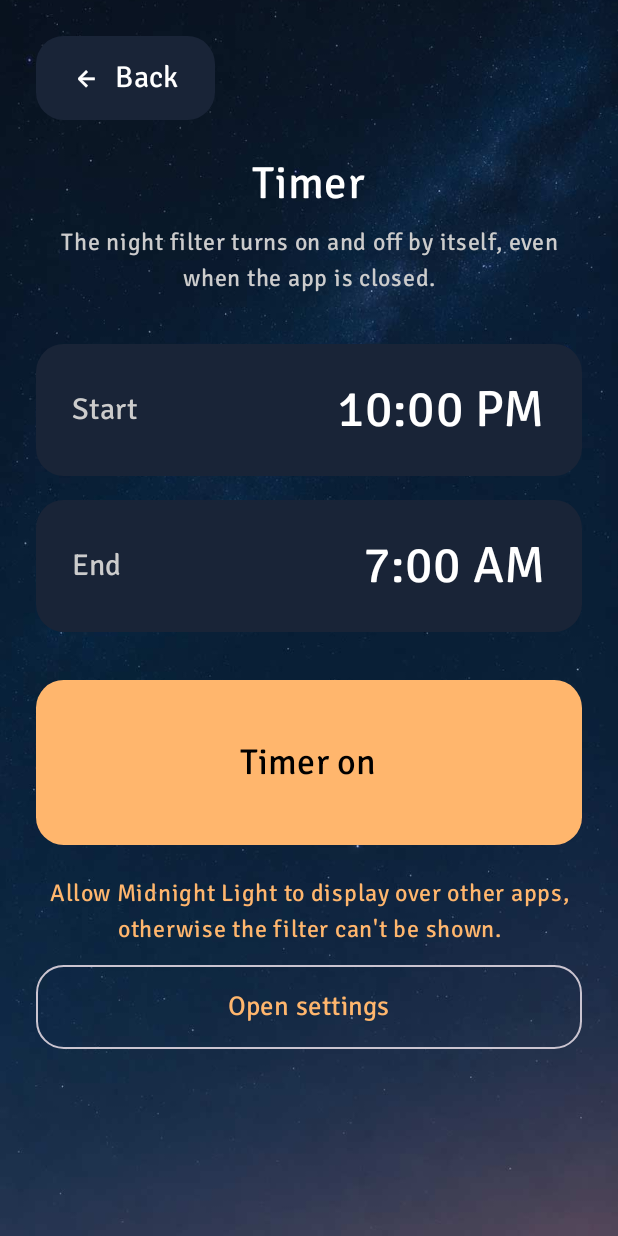
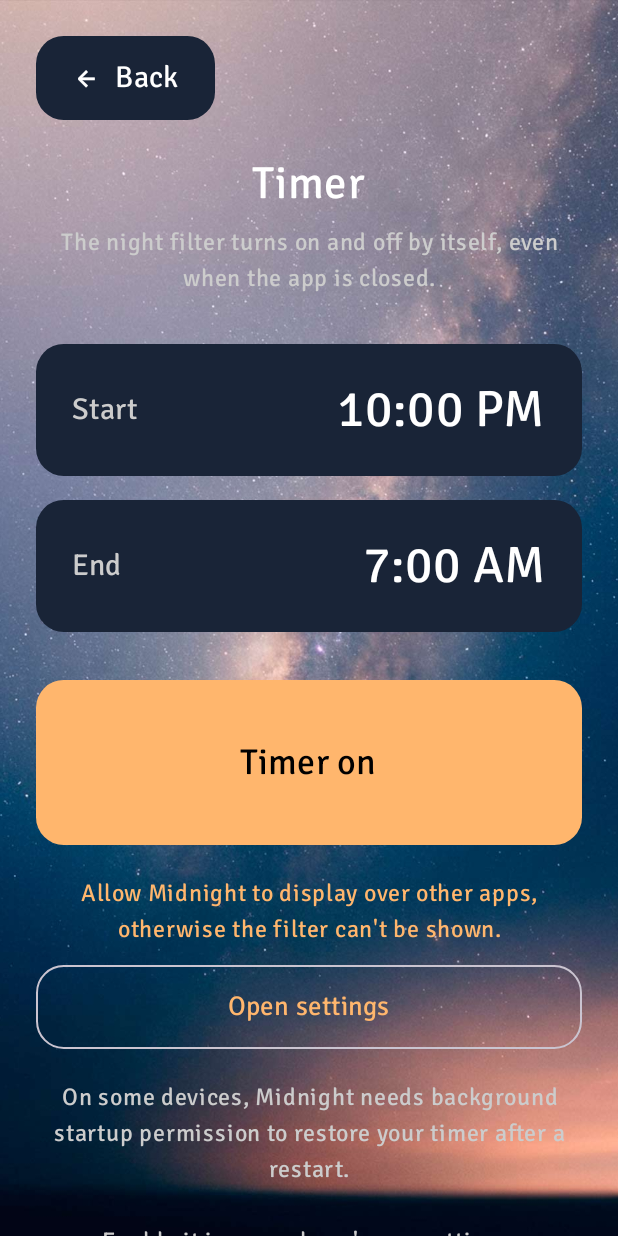
Before and after one commit to goldenPineappleOfTheSun/midnight_app, an Android app built with Jetpack Compose: the screen it shows after launch (MainActivity), after a tap on "Timer off", on a phone screen of 412 x 824 dp. Run offline under Robolectric (Android 15) with nearby library versions, the phone set to English and light mode, and no system bars; 2 other taps on this screen came first.

Commit message:
Keep Timer button visible on short screens; rename app to Midnight
- Let the filter square shrink to the remaining height so the Timer
  button is never pushed off-screen
- Rename app to "Midnight" (label, notification, permission text)
- Add background-startup hint on the timer screen
- Update background image, bump versionCode to 7

Co-Authored-By: Claude Opus 5.5 <noreply@anthropic.com>

```diff
--- a/app/build.gradle.kts
+++ b/app/build.gradle.kts
@@ -13,7 +13,7 @@ android {
         applicationId = "com.tairsaetov.midnightlight"
         minSdk = 24
         targetSdk = 37
-        versionCode = 1
+        versionCode = 7
         versionName = "1.0"
 
         testInstrumentationRunner = "androidx.test.runner.AndroidJUnitRunner"
--- a/app/src/main/java/com/example/midnightlight/MainActivity.kt
+++ b/app/src/main/java/com/example/midnightlight/MainActivity.kt
@@ -90,7 +90,7 @@ import androidx.core.content.res.ResourcesCompat
 
 // Activity — это компонент Android, управляющий экраном приложения.
 //
-// При запуске Midnight Light Android создаёт MainActivity
+// При запуске Midnight Android создаёт MainActivity
 // и вызывает метод onCreate().
 
 class MainActivity : ComponentActivity() {
@@ -342,7 +342,8 @@ fun NightLightScreen(onOpenTimer: () -> Unit) {
     // Квадрат
     // Показатели
     Box(
-        modifier = Modifier.fillMaxSize()
+        modifier = Modifier.fillMaxSize(),
+        contentAlignment = Alignment.TopCenter
     ) {
 
         // 1. Сначала рисуем фоновую картинку.
@@ -365,18 +366,11 @@ fun NightLightScreen(onOpenTimer: () -> Unit) {
 
         Column(
             modifier = Modifier
-
-                // Занимаем всё доступное пространство экрана.
-                .fillMaxSize()
-
-                // Не размещаем содержимое под статус-баром
-                // и системной панелью навигации.
+                .fillMaxHeight()
+                .widthIn(max = 448.dp) // Ограничиваем ширину на планшетах
+                .fillMaxWidth()
                 .systemBarsPadding()
-
-                // Внутренние отступы от краёв.
                 .padding(24.dp),
-
-            // Выравниваем элементы по центру горизонтально.
             horizontalAlignment = Alignment.CenterHorizontally
         ) {
 
@@ -543,7 +537,7 @@ fun NightLightScreen(onOpenTimer: () -> Unit) {
                 text = "Filter settings",
                 fontFamily = MidnightFont,
                 fontSize = 20.sp,
-                color = Color.White
+                color = Color.Black
             )
 
             Spacer(modifier = Modifier.height(18.dp))
@@ -567,14 +561,18 @@ fun NightLightScreen(onOpenTimer: () -> Unit) {
             Canvas(
                 modifier = Modifier
 
-                    // Максимальная доступная ширина.
-                    .fillMaxWidth()
+                    // Квадрат получает только оставшееся по высоте место
+                    // (fill = false — не растягивается больше нужного).
+                    // Так на низких экранах он уменьшается, и кнопка
+                    // Timer внизу всегда остаётся видна.
+                    .weight(1f, fill = false)
 
                     // Ограничиваем размер на широких экранах.
                     .widthIn(max = 400.dp)
 
                     // Соотношение сторон 1:1.
-                    // То есть ширина равна высоте.
+                    // Сначала пробуем всю ширину; если по высоте
+                    // не помещается — берём сторону по высоте.
                     .aspectRatio(1f)
 
                     // Обрезаем содержимое Canvas по закруглённой форме.
@@ -841,7 +839,7 @@ fun NightLightScreen(onOpenTimer: () -> Unit) {
 
             // Занимаем свободное место, чтобы кнопка таймера
             // стояла внизу экрана.
-            Spacer(modifier = Modifier.weight(1f).heightIn(min = 30.dp))
+            Spacer(modifier = Modifier.height(40.dp))
 
 
             // ====================================================
@@ -872,6 +870,8 @@ fun NightLightScreen(onOpenTimer: () -> Unit) {
                     color = if (timerEnabled) orangeColor else Color.White
                 )
             }
+
+            Spacer(modifier = Modifier.height(20.dp))
         }
     }
 }
@@ -931,9 +931,9 @@ fun TitleWithMoon() {
 
     Row {
         Text(
-            text = "Midnight Light",
+            text = "Midnight",
             fontFamily = MidnightFont,
-            color = Color.White,
+            color = Color.Black,
             fontSize = titleSize,
             fontWeight = FontWeight.Bold,
             modifier = Modifier.alignByBaseline()
@@ -945,7 +945,7 @@ fun TitleWithMoon() {
         Image(
             painter = painterResource(R.drawable.ic_moon),
             contentDescription = null,
-            colorFilter = ColorFilter.tint(Color.White),
+            colorFilter = ColorFilter.tint(Color(0xfff0a561)),
             modifier = Modifier
                 .size(iconSize)
                 // Низ иконки совпадает с базовой линией текста.
--- a/app/src/main/java/com/example/midnightlight/NightFilterService.kt
+++ b/app/src/main/java/com/example/midnightlight/NightFilterService.kt
@@ -394,7 +394,7 @@ class NightFilterService : Service() {
         }
 
         return builder
-            .setContentTitle("Midnight Light")
+            .setContentTitle("Midnight")
             .setContentText("Night filter is on")
             .setSmallIcon(android.R.drawable.ic_menu_view)
             .setContentIntent(openPendingIntent)
--- a/app/src/main/java/com/example/midnightlight/TimerScreen.kt
+++ b/app/src/main/java/com/example/midnightlight/TimerScreen.kt
@@ -219,7 +219,7 @@ fun TimerScreen(onBack: () -> Unit) {
 
             if (enabled && !canOverlay) {
                 PermissionWarning(
-                    text = "Allow Midnight Light to display over other apps, " +
+                    text = "Allow Midnight to display over other apps, " +
                             "otherwise the filter can't be shown.",
                     button = "Open settings",
                     onClick = ::openOverlaySettings
@@ -232,6 +232,18 @@ fun TimerScreen(onBack: () -> Unit) {
                     onClick = ::openAlarmSettings
                 )
             }
+
+            Spacer(modifier = Modifier.height(20.dp))
+
+            Text(
+                text = "On some devices, Midnight needs background startup permission " +
+                        "to restore your timer after a restart.\n\n" +
+                        "Enable it in your phone's app settings.",
+                fontFamily = MidnightFont,
+                fontSize = 16.sp,
+                color = Color.LightGray,
+                textAlign = TextAlign.Center
+            )
         }
     }
 
--- a/app/src/main/res/values/strings.xml
+++ b/app/src/main/res/values/strings.xml
@@ -1,3 +1,3 @@
 <resources>
-    <string name="app_name">Midnight Light</string>
+    <string name="app_name">Midnight</string>
 </resources>
```
Also changed, not shown: app/src/main/res/drawable/bg.jpg.
